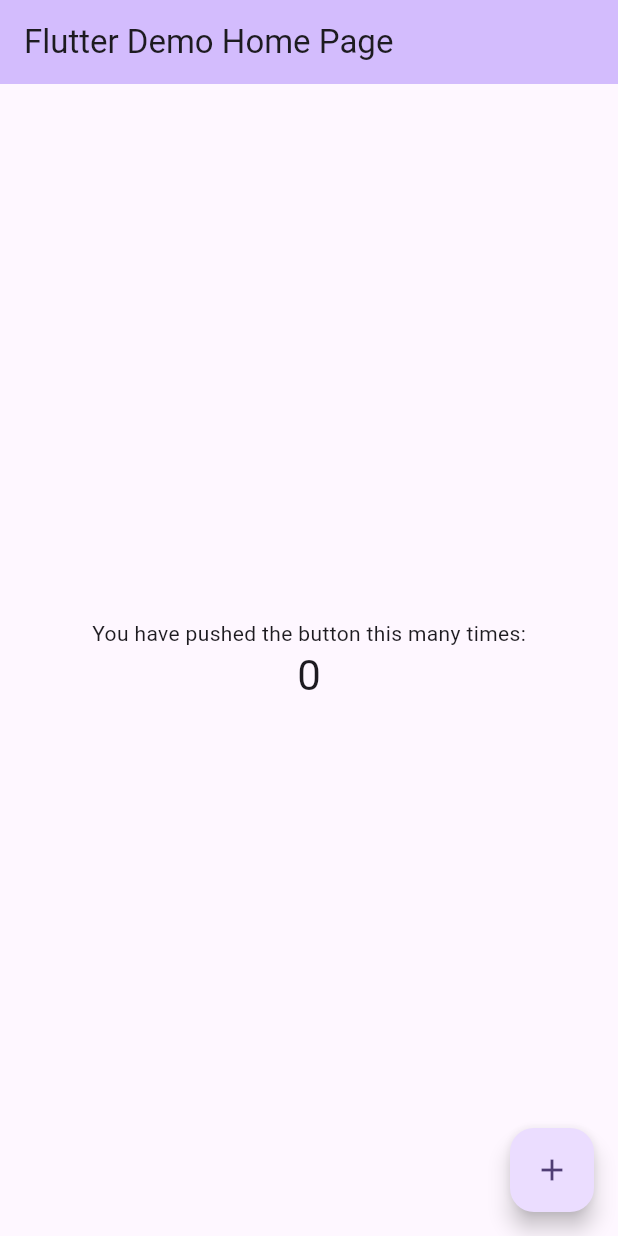
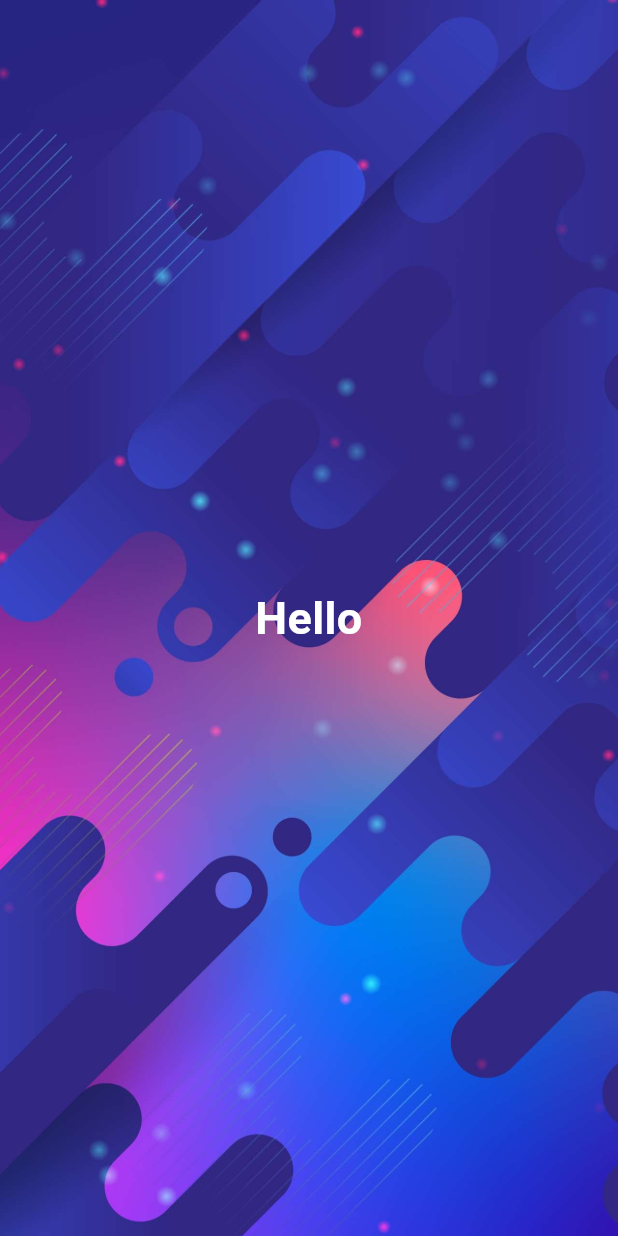
Before and after one commit to LyanHeng/sixary, a Flutter app: the screen it shows after launch, on a phone screen of 412 x 824 dp. Run offline on Flutter 3.47's test engine with Material 2 defaults, Android fonts, the phone set to English and light mode, and no system bars; Roboto replaces fonts that are missing (RobotoMono).

Commit message:
Page Transition Working

```diff
--- a/sixary/lib/main.dart
+++ b/sixary/lib/main.dart
@@ -1,4 +1,5 @@
 import 'package:flutter/material.dart';
+import 'second_page.dart';
 
 void main() {
   runApp(const MyApp());
@@ -7,47 +8,21 @@
 class MyApp extends StatelessWidget {
   const MyApp({super.key});
 
-  // This widget is the root of your application.
   @override
   Widget build(BuildContext context) {
     return MaterialApp(
       title: 'Flutter Demo',
       theme: ThemeData(
-        // This is the theme of your application.
-        //
-        // TRY THIS: Try running your application with "flutter run". You'll see
-        // the application has a blue toolbar. Then, without quitting the app,
-        // try changing the seedColor in the colorScheme below to Colors.green
-        // and then invoke "hot reload" (save your changes or press the "hot
-        // reload" button in a Flutter-supported IDE, or press "r" if you used
-        // the command line to start the app).
-        //
-        // Notice that the counter didn't reset back to zero; the application
-        // state is not lost during the reload. To reset the state, use hot
-        // restart instead.
-        //
-        // This works for code too, not just values: Most code changes can be
-        // tested with just a hot reload.
-        colorScheme: ColorScheme.fromSeed(seedColor: Colors.deepPurple),
+        colorScheme: ColorScheme.fromSeed(seedColor: Colors.lightBlue),
         useMaterial3: true,
       ),
-      home: const MyHomePage(title: 'Flutter Demo Home Page'),
+      home: const MyHomePage(title: 'Sixary'),
     );
   }
 }
 
 class MyHomePage extends StatefulWidget {
   const MyHomePage({super.key, required this.title});
-
-  // This widget is the home page of your application. It is stateful, meaning
-  // that it has a State object (defined below) that contains fields that affect
-  // how it looks.
-
-  // This class is the configuration for the state. It holds the values (in this
-  // case the title) provided by the parent (in this case the App widget) and
-  // used by the build method of the State. Fields in a Widget subclass are
-  // always marked "final".
-
   final String title;
 
   @override
@@ -55,71 +30,70 @@
 }
 
 class _MyHomePageState extends State<MyHomePage> {
-  int _counter = 0;
+  // contents
+  final List<String> textList = [
+    'I bet you did not expect this, did you?',
+    'XD',
+    'Hehehehe',
+    ':3',
+    'Hahahah',
+    'Oops',
+    'This is a list of pages',
+  ];
+  final List<String> imageList = [
+    'assets/images/background.jpg',
+    'assets/images/background.jpg',
+    'assets/images/background.jpg',
+    'assets/images/background.jpg',
+    'assets/images/background.jpg',
+    'assets/images/background.jpg',
+    'assets/images/van.jpg',
+  ];
 
-  void _incrementCounter() {
-    setState(() {
-      // This call to setState tells the Flutter framework that something has
-      // changed in this State, which causes it to rerun the build method below
-      // so that the display can reflect the updated values. If we changed
-      // _counter without calling setState(), then the build method would not be
-      // called again, and so nothing would appear to happen.
-      _counter++;
-    });
+  void handleMenuItemSelected() {
+    if (textList.length == imageList.length) {
+      Navigator.push(
+          context,
+          MaterialPageRoute(
+            builder: (context) =>
+                SecondPage(textList: textList, imageFilePathList: imageList),
+          ));
+    }
   }
 
   @override
   Widget build(BuildContext context) {
-    // This method is rerun every time setState is called, for instance as done
-    // by the _incrementCounter method above.
-    //
-    // The Flutter framework has been optimized to make rerunning build methods
-    // fast, so that you can just rebuild anything that needs updating rather
-    // than having to individually change instances of widgets.
     return Scaffold(
-      appBar: AppBar(
-        // TRY THIS: Try changing the color here to a specific color (to
-        // Colors.amber, perhaps?) and trigger a hot reload to see the AppBar
-        // change color while the other colors stay the same.
-        backgroundColor: Theme.of(context).colorScheme.inversePrimary,
-        // Here we take the value from the MyHomePage object that was created by
-        // the App.build method, and use it to set our appbar title.
-        title: Text(widget.title),
-      ),
-      body: Center(
-        // Center is a layout widget. It takes a single child and positions it
-        // in the middle of the parent.
-        child: Column(
-          // Column is also a layout widget. It takes a list of children and
-          // arranges them vertically. By default, it sizes itself to fit its
-          // children horizontally, and tries to be as tall as its parent.
-          //
-          // Column has various properties to control how it sizes itself and
-          // how it positions its children. Here we use mainAxisAlignment to
-          // center the children vertically; the main axis here is the vertical
-          // axis because Columns are vertical (the cross axis would be
-          // horizontal).
-          //
-          // TRY THIS: Invoke "debug painting" (choose the "Toggle Debug Paint"
-          // action in the IDE, or press "p" in the console), to see the
-          // wireframe for each widget.
-          mainAxisAlignment: MainAxisAlignment.center,
-          children: <Widget>[
-            const Text(
-              'You have pushed the button this many times:',
-            ),
-            Text(
-              '$_counter',
-              style: Theme.of(context).textTheme.headlineMedium,
-            ),
-          ],
-        ),
-      ),
-      floatingActionButton: FloatingActionButton(
-        onPressed: _incrementCounter,
-        tooltip: 'Increment',
-        child: const Icon(Icons.add),
-      ), // This trailing comma makes auto-formatting nicer for build methods.
-    );
+        body: GestureDetector(
+            onTap: () {
+              handleMenuItemSelected();
+            },
+            child: Container(
+                height: double.maxFinite,
+                width: double.maxFinite,
+                alignment: Alignment.center,
+                child: Stack(children: <Widget>[
+                  Container(
+                    decoration: const BoxDecoration(
+                        image: DecorationImage(
+                            image: AssetImage('assets/images/background.jpg'),
+                            fit: BoxFit.cover)),
+                  ),
+                  const Positioned.fill(
+                    child: Align(
+                      alignment: Alignment.center,
+                      child: Text(
+                        'Hello',
+                        style: TextStyle(
+                          color: Colors.white,
+                          fontSize: 30,
+                          fontWeight: FontWeight.bold,
+                          fontFamily: 'RobotoMono',
+                        ),
+                        textAlign: TextAlign.center,
+                      ),
+                    ),
+                  ),
+                ]))));
   }
 }
--- a/sixary/pubspec.yaml
+++ b/sixary/pubspec.yaml
@@ -59,8 +59,8 @@ flutter:
   uses-material-design: true
 
   # To add assets to your application, add an assets section, like this:
-  # assets:
-  #   - images/a_dot_burr.jpeg
+  assets:
+    - assets/images/
   #   - images/a_dot_ham.jpeg
 
   # An image asset can refer to one or more resolution-specific "variants", see
```
Also changed, not shown: sixary/lib/menu_page.dart (added, +100 -0 lines), sixary/lib/second_page.dart (added, +72 -0 lines), sixary/assets/images/background.jpg (added), sixary/assets/images/van.jpg (added), 1 other file.
